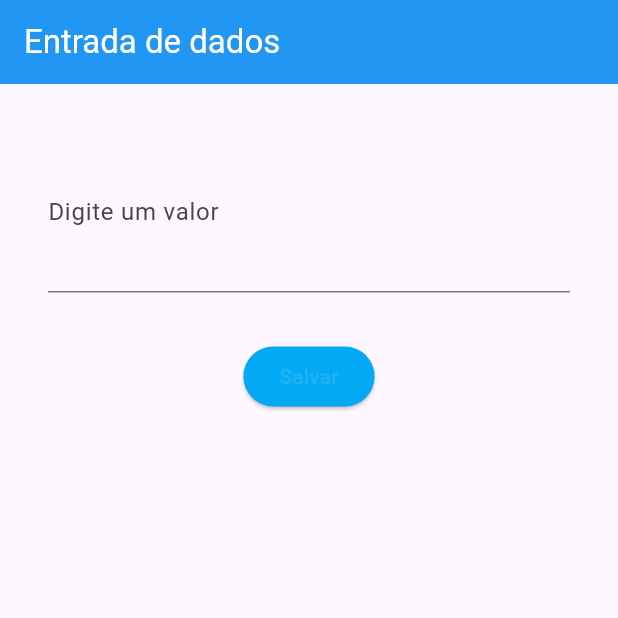
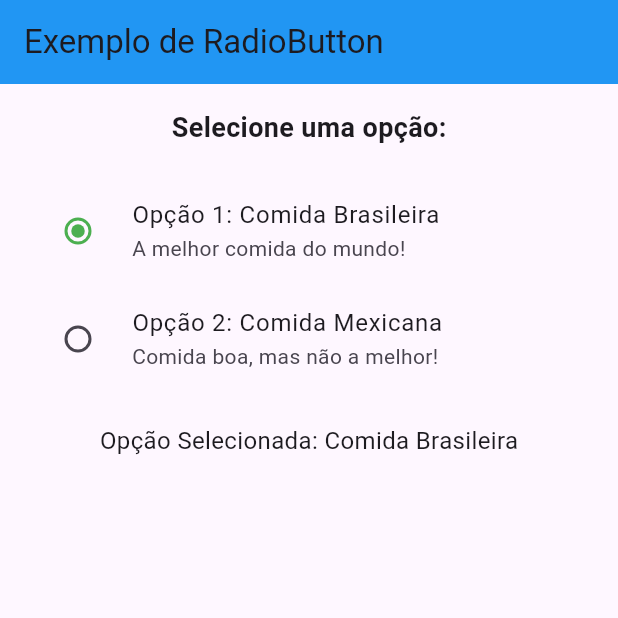
Before and after one commit to AndersonDutra7/DesenvolvimentoFlutterUdemy, a Flutter app: the screen it shows after launch, on a phone screen of 412 x 824 dp, the top half of it. Run offline on Flutter 3.47's test engine with Material 3 defaults, Android fonts, the light colour scheme and no system bars.

Commit message:
Adicionado aula RadioButton

```diff
--- /dev/null
+++ b/aula_componentes_de_entrada_de_dados/lib/aula_radio_button.dart
@@ -0,0 +1,68 @@
+import 'package:flutter/material.dart';
+
+class AulaRadioButton extends StatefulWidget {
+  const AulaRadioButton({super.key});
+
+  @override
+  State<AulaRadioButton> createState() => _AulaRadioButtonState();
+}
+
+class _AulaRadioButtonState extends State<AulaRadioButton> {
+  // Variável para armazenar o valor selecionado pelo usuário
+  int _opcaoSelecionada = 1;
+
+  // Função que altera a seleção do rádio button
+  void _alterarSelecao(int? valor) {
+    setState(() {
+      _opcaoSelecionada = valor!;
+    });
+  }
+
+  @override
+  Widget build(BuildContext context) {
+    return Scaffold(
+      appBar: AppBar(
+        title: Text("Exemplo de RadioButton"),
+        backgroundColor: Colors.blue,
+      ),
+      body: Padding(
+        padding: const EdgeInsets.all(16.0),
+        child: Column(
+          children: [
+            Text(
+              'Selecione uma opção:',
+              style: TextStyle(fontSize: 18, fontWeight: FontWeight.bold),
+            ),
+            SizedBox(height: 20),
+
+            // Primeiro RadioButton com a opção 1
+            RadioListTile<int>(
+              title: Text('Opção 1: Comida Brasileira'),
+              value: 1, // Valor associado a essa opção
+              groupValue: _opcaoSelecionada, // Valor atual selecionado
+              onChanged: _alterarSelecao, // Função para alterar a seleção
+              activeColor: Colors.green, // Cor do botão quando ativo
+              subtitle: Text('A melhor comida do mundo!'),
+            ),
+
+            // Segundo RadioButton com a opção 2
+            RadioListTile<int>(
+              title: Text('Opção 2: Comida Mexicana'),
+              value: 2,
+              groupValue: _opcaoSelecionada,
+              onChanged: _alterarSelecao,
+              activeColor: Colors.blue,
+              subtitle: Text('Comida boa, mas não a melhor!'),
+            ),
+
+            SizedBox(height: 20),
+            Text(
+              'Opção Selecionada: ${_opcaoSelecionada == 1 ? 'Comida Brasileira' : 'Comida Mexicana'}',
+              style: TextStyle(fontSize: 16),
+            ),
+          ],
+        ),
+      ),
+    );
+  }
+}
--- a/aula_componentes_de_entrada_de_dados/lib/main.dart
+++ b/aula_componentes_de_entrada_de_dados/lib/main.dart
@@ -1,6 +1,10 @@
+import 'package:aula_componentes_de_entrada_de_dados/aula_checkbox.dart';
+import 'package:aula_componentes_de_entrada_de_dados/aula_radio_button.dart';
 import 'package:aula_componentes_de_entrada_de_dados/campo_texto.dart';
 import 'package:flutter/material.dart';
 
 void main() {
-  runApp(MaterialApp(home: CampoTexto(), debugShowCheckedModeBanner: false));
+  runApp(
+    MaterialApp(home: AulaRadioButton(), debugShowCheckedModeBanner: false),
+  );
 }
```
Also changed, not shown: aula_componentes_de_entrada_de_dados/lib/aula_checkbox.dart (added, +73 -0 lines).
